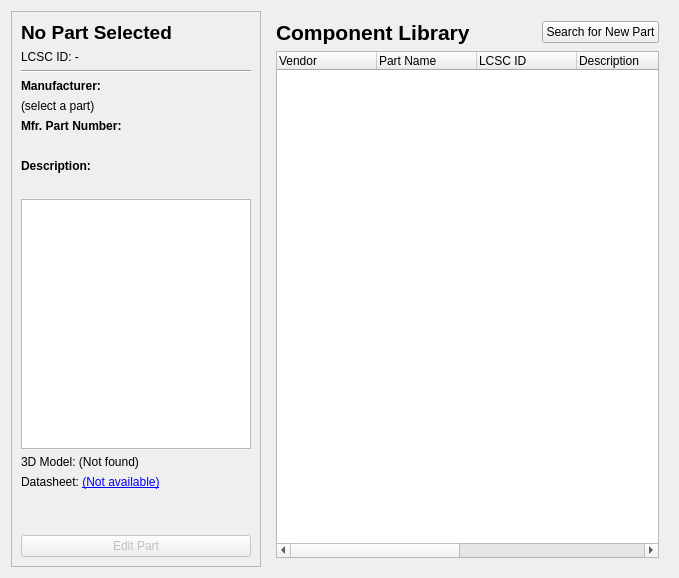
Before: the Qt Designer form ui/page_library.ui in z3ugma/webparts-librepcb, drawn with Qt 5.
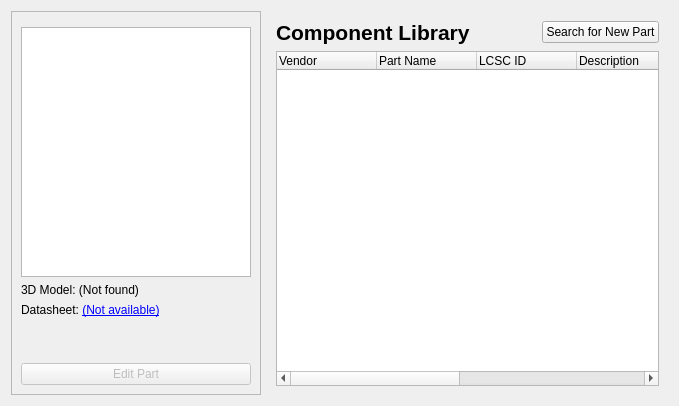
After: the same form once the commit is applied. Custom widgets are drawn as their Qt base class.

Commit message: Refactor: Extract PartInfoWidget as reusable component across all pages

Diff of the .ui file:
```diff
--- a/ui/page_library.ui
+++ b/ui/page_library.ui
@@ -16,119 +16,7 @@
      </property>
      <layout class="QVBoxLayout" name="sidebarLayout">
       <item>
-       <widget class="QLabel" name="label_PartTitle">
-        <property name="font">
-         <font>
-          <pointsize>14</pointsize>
-          <weight>75</weight>
-          <bold>true</bold>
-         </font>
-        </property>
-        <property name="text">
-         <string>No Part Selected</string>
-        </property>
-        <property name="wordWrap">
-         <bool>true</bool>
-        </property>
-        <property name="textInteractionFlags">
-         <set>Qt::TextSelectableByMouse</set>
-        </property>
-       </widget>
-      </item>
-      <item>
-       <widget class="QLabel" name="label_LcscId">
-        <property name="text">
-         <string>LCSC ID: -</string>
-        </property>
-        <property name="textInteractionFlags">
-         <set>Qt::TextSelectableByMouse</set>
-        </property>
-       </widget>
-      </item>
-      <item>
-       <widget class="Line" name="line_2">
-        <property name="orientation">
-         <enum>Qt::Horizontal</enum>
-        </property>
-       </widget>
-      </item>
-      <item>
-       <widget class="QLabel" name="mfn_label">
-        <property name="font">
-         <font>
-          <weight>75</weight>
-          <bold>true</bold>
-         </font>
-        </property>
-        <property name="text">
-         <string>Manufacturer:</string>
-        </property>
-       </widget>
-      </item>
-      <item>
-       <widget class="QLabel" name="mfn_value">
-        <property name="text">
-         <string>(select a part)</string>
-        </property>
-        <property name="wordWrap">
-         <bool>true</bool>
-        </property>
-        <property name="textInteractionFlags">
-         <set>Qt::TextSelectableByMouse</set>
-        </property>
-       </widget>
-      </item>
-      <item>
-       <widget class="QLabel" name="mfn_part_label">
-        <property name="font">
-         <font>
-          <weight>75</weight>
-          <bold>true</bold>
-         </font>
-        </property>
-        <property name="text">
-         <string>Mfr. Part Number:</string>
-        </property>
-       </widget>
-      </item>
-      <item>
-       <widget class="QLabel" name="mfn_part_value">
-        <property name="text">
-         <string/>
-        </property>
-        <property name="wordWrap">
-         <bool>true</bool>
-        </property>
-        <property name="textInteractionFlags">
-         <set>Qt::TextSelectableByMouse</set>
-        </property>
-       </widget>
-      </item>
-      <item>
-       <widget class="QLabel" name="description_label">
-        <property name="font">
-         <font>
-          <weight>75</weight>
-          <bold>true</bold>
-         </font>
-        </property>
-        <property name="text">
-         <string>Description:</string>
-        </property>
-       </widget>
-      </item>
-      <item>
-       <widget class="QLabel" name="description_value">
-        <property name="text">
-         <string/>
-        </property>
-        <property name="wordWrap">
-         <bool>true</bool>
-        </property>
-        <property name="textInteractionFlags">
-         <set>Qt::TextSelectableByMouse</set>
-        </property>
-       </widget>
+       <widget class="PartInfoWidget" name="part_info_widget" native="true"/>
       </item>
       <item>
        <widget class="QGraphicsView" name="image_hero_view">
@@ -278,6 +166,14 @@
    </item>
   </layout>
  </widget>
+ <customwidgets>
+  <customwidget>
+   <class>PartInfoWidget</class>
+   <extends>QWidget</extends>
+   <header>ui.part_info_widget</header>
+   <container>1</container>
+  </customwidget>
+ </customwidgets>
  <resources/>
  <connections/>
 </ui>
```
The commit also changes 8 other files.
